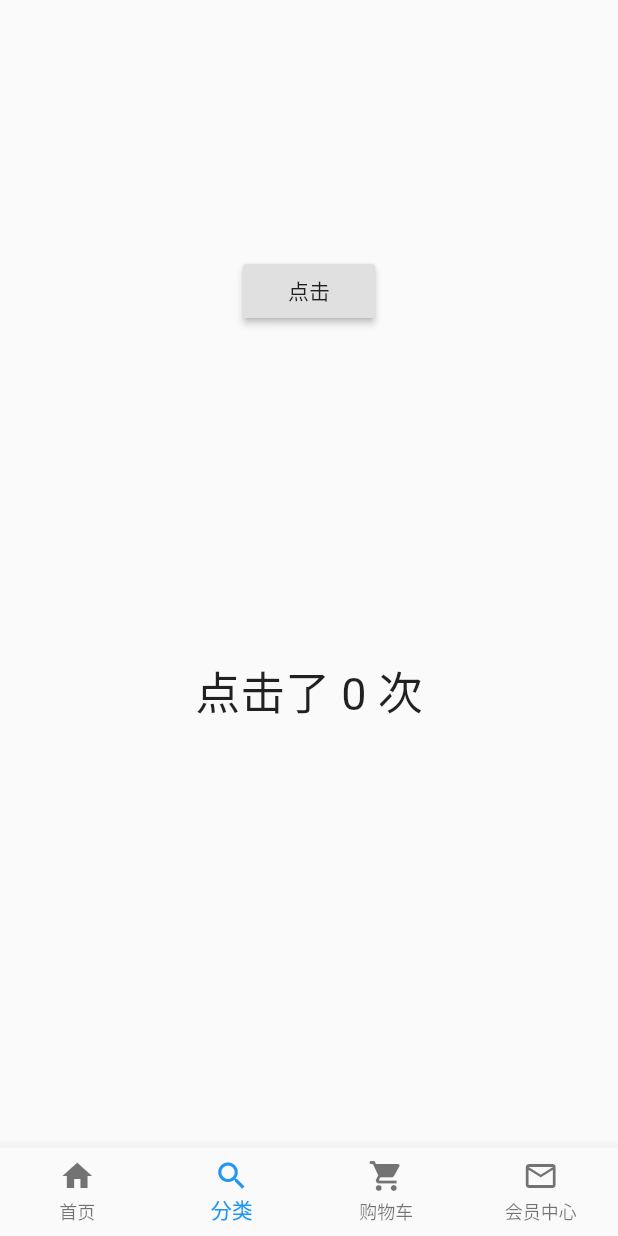
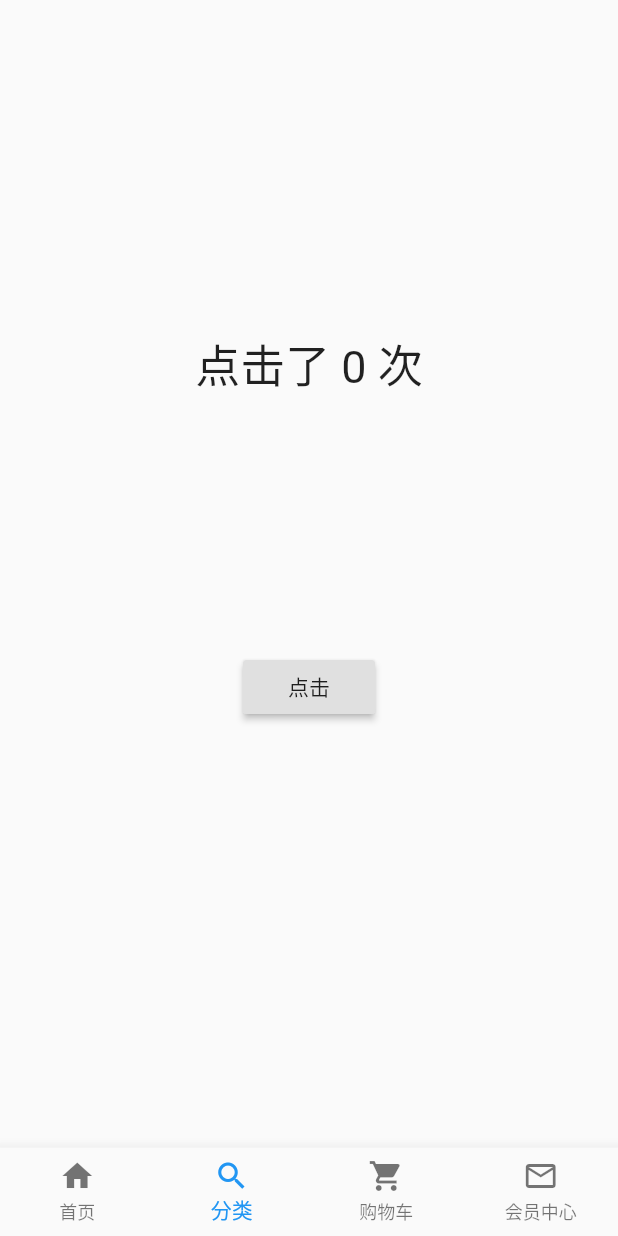
Before and after one commit to smithgoo/Flutter_learn, a Flutter app: the screen it shows after launch, item 2 of the bottom bar chosen, on a phone screen of 412 x 824 dp. Run offline on Flutter 3.47's test engine with Material 2 defaults, Android fonts, the phone set to English and light mode, and no system bars; our stand-ins replace dio, flutter_screenutil, flutter_swiper, get; network calls fail.

Commit message:
修改逻辑

```diff
--- a/lib/pages/category_page.dart
+++ b/lib/pages/category_page.dart
@@ -6,15 +6,17 @@ import 'package:get/get.dart';
 
 class CategoryPage extends StatelessWidget {
   // const CategoryPage({Key key}) : super(key: key);
-
+  //
+  final Controller c2 = Get.put(Controller());
+  final Controller c1 = Get.find();
   @override
   Widget build(BuildContext context) {
     return Scaffold(
       body: Center(
         child: Column(
           children: [
-            MyButton(),
-            Number(),
+            Number(c: c1),
+            MyButton(c: c2),
           ],
         ),
       ),
@@ -23,9 +25,10 @@ class CategoryPage extends StatelessWidget {
 }
 
 class Number extends StatelessWidget {
+  final Controller c;
+  const Number({Key key, this.c}) : super(key: key);
   @override
   Widget build(BuildContext context) {
-    final Controller c = Get.find();
     return Container(
       margin: EdgeInsets.only(top: 220),
       child: Obx(
@@ -36,9 +39,10 @@ class Number extends StatelessWidget {
 }
 
 class MyButton extends StatelessWidget {
+  final Controller c;
+  const MyButton({Key key, this.c}) : super(key: key);
   @override
   Widget build(BuildContext context) {
-    final Controller c = Get.put(Controller());
     return Container(
       margin: EdgeInsets.only(top: 170),
       child: RaisedButton(onPressed: () => c.increment(), child: Text('点击')),
```
Also changed, not shown: 1 other file.
